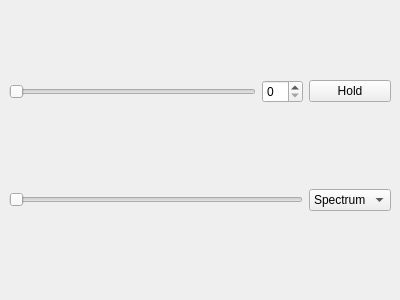
Before: the Qt Designer form qt/python/mantidqt/widgets/superplot/ui/superplotBottom.ui in mantidproject/mantid, drawn with Qt 5.
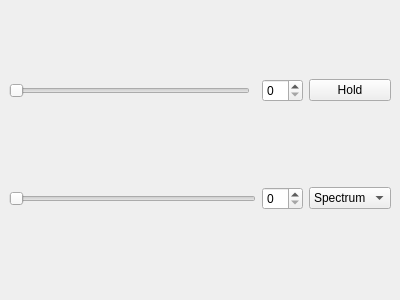
After: the same form once the commit is applied.

Commit message: [SPLOT] spinbox to select the current spectrum

The edit to the form file:
```diff
--- a/qt/python/mantidqt/widgets/superplot/ui/superplotBottom.ui
+++ b/qt/python/mantidqt/widgets/superplot/ui/superplotBottom.ui
@@ -34,7 +34,7 @@
       </property>
      </widget>
     </item>
-    <item row="0" column="2">
+    <item row="0" column="3">
      <widget class="QPushButton" name="holdButton">
       <property name="text">
        <string>Hold</string>
@@ -44,7 +44,7 @@
       </property>
      </widget>
     </item>
-    <item row="1" column="2">
+    <item row="1" column="3">
      <widget class="QComboBox" name="comboBox_2">
       <item>
        <property name="text">
@@ -58,9 +58,6 @@
       </item>
      </widget>
     </item>
-    <item row="0" column="1">
-     <widget class="QSpinBox" name="workspaceSpinBox"/>
-    </item>
     <item row="1" column="0" colspan="2">
      <widget class="QSlider" name="spectrumSlider">
       <property name="orientation">
@@ -68,6 +65,12 @@
       </property>
      </widget>
     </item>
+    <item row="1" column="2">
+     <widget class="QSpinBox" name="spectrumSpinBox"/>
+    </item>
+    <item row="0" column="2">
+     <widget class="QSpinBox" name="workspaceSpinBox"/>
+    </item>
    </layout>
   </widget>
  </widget>
```
The commit also changes 2 other files.
